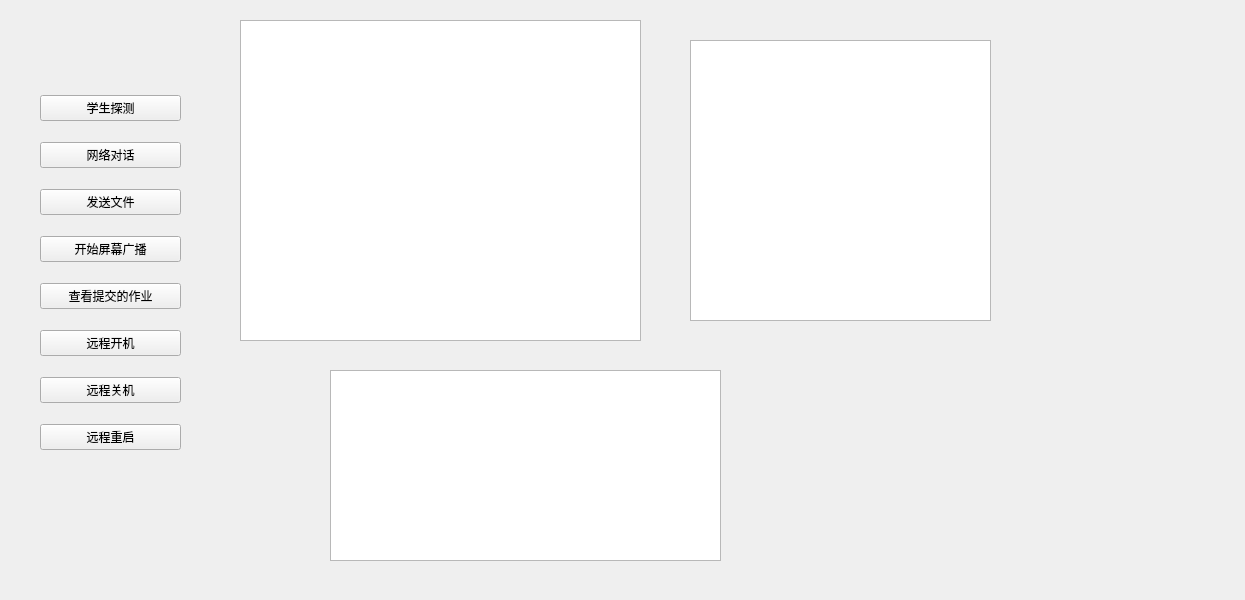
Above: widget.ui from hzy-gitting/DMTJX-Teacher before the change. Below: the same form after it.
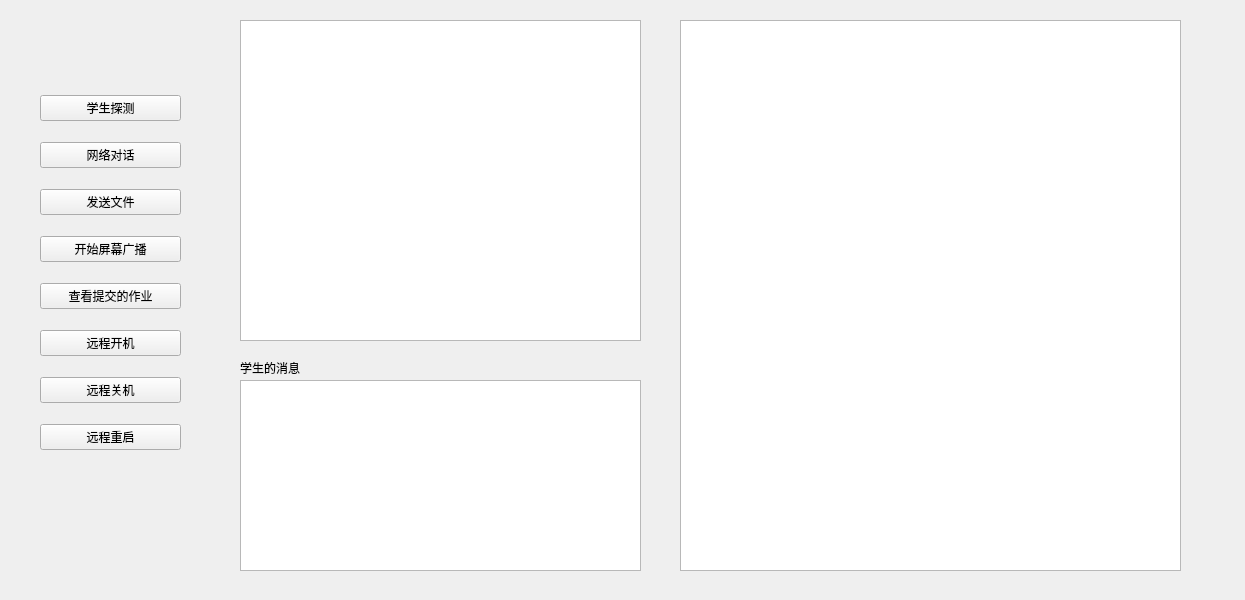
That is the form after the change.

Diff of the .ui file:
```diff
--- a/widget.ui
+++ b/widget.ui
@@ -26,10 +26,10 @@
   <widget class="QListWidget" name="studentListWidget">
    <property name="geometry">
     <rect>
-     <x>690</x>
-     <y>40</y>
-     <width>301</width>
-     <height>281</height>
+     <x>680</x>
+     <y>20</y>
+     <width>501</width>
+     <height>551</height>
     </rect>
    </property>
    <property name="defaultDropAction">
@@ -113,13 +113,26 @@
   <widget class="QTextEdit" name="msgRcvEdit">
    <property name="geometry">
     <rect>
-     <x>330</x>
-     <y>370</y>
-     <width>391</width>
+     <x>240</x>
+     <y>380</y>
+     <width>401</width>
      <height>191</height>
     </rect>
    </property>
   </widget>
+  <widget class="QLabel" name="label">
+   <property name="geometry">
+    <rect>
+     <x>240</x>
+     <y>360</y>
+     <width>81</width>
+     <height>16</height>
+    </rect>
+   </property>
+   <property name="text">
+    <string>学生的消息</string>
+   </property>
+  </widget>
  </widget>
  <resources/>
  <connections/>
```
